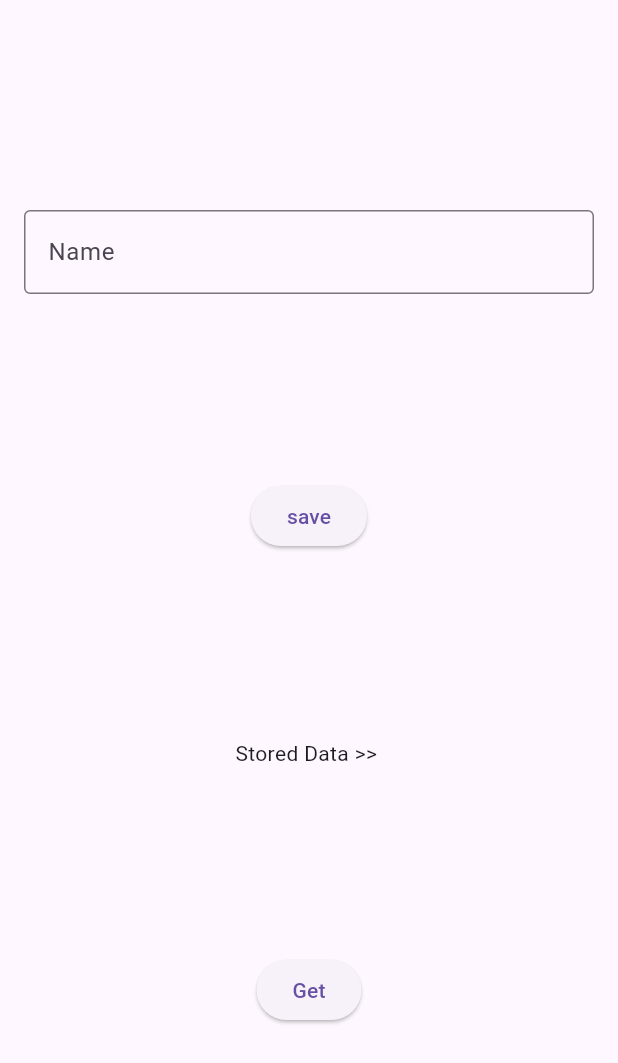
After one commit to abdullakvm/buttons_examples, a Flutter app: the screen it shows after launch, after a tap on "Get", on a phone screen of 412 x 824 dp. The commit adds this screen. Shown: the top 1063 px of the screen. Run offline on Flutter 3.47's test engine with Material 3 defaults, Android fonts, the phone set to English and light mode, and no system bars; our stand-ins replace cached_network_image, google_fonts, image_picker, lottie, share_plus, shared_preferences; network calls fail.

Commit message:
Shared Pref and Some Packages

```diff
--- /dev/null
+++ b/devtools_options.yaml
@@ -0,0 +1,3 @@
+description: This file stores settings for Dart & Flutter DevTools.
+documentation: https://docs.flutter.dev/tools/devtools/extensions#configure-extension-enablement-states
+extensions:
--- a/lib/main.dart
+++ b/lib/main.dart
@@ -1,6 +1,7 @@
 import 'package:flutter/material.dart';
+import 'package:flutter_buttons/cache_image_example.dart';
 import 'package:flutter_buttons/lottie_ex.dart';
-import 'package:flutter_buttons/mediaquery_sample.dart';
+import 'package:flutter_buttons/shared_priference_ex.dart';
 
 
 void main() {
@@ -15,6 +16,6 @@ class MyApp extends StatelessWidget {
     return MaterialApp(
       title: 'Flutter Demo',
       debugShowCheckedModeBanner: false,
-   home: LottieExample(), );
+   home: SharedPrefenceExample(), );
   }
 }
--- /dev/null
+++ b/lib/shared_priference_ex.dart
@@ -0,0 +1,53 @@
+import 'package:flutter/material.dart';
+import 'package:shared_preferences/shared_preferences.dart';
+
+class SharedPrefenceExample extends StatefulWidget {
+  const SharedPrefenceExample({super.key});
+
+  @override
+  State<SharedPrefenceExample> createState() => _SharedPrefenceExampleState();
+}
+
+class _SharedPrefenceExampleState extends State<SharedPrefenceExample> {
+  TextEditingController namecontroller = TextEditingController();
+  String? enteredname;
+  @override
+  Widget build(BuildContext context) {
+    return Scaffold(
+      body: Padding(
+        padding: const EdgeInsets.all(16.0),
+        child: Column(
+          mainAxisAlignment: MainAxisAlignment.spaceEvenly,
+          children: [
+            TextField(
+
+              decoration: InputDecoration(border: OutlineInputBorder(),hintText: "Name"),
+              controller: namecontroller,
+            ),
+            ElevatedButton(
+              onPressed: () async {
+                final SharedPreferences prefs =
+                    await SharedPreferences.getInstance();
+
+                await prefs.setString("name", namecontroller.text);
+              },
+              child: Text("save"),
+            ),
+            Text("Stored Data >> $enteredname"),
+            ElevatedButton(
+              onPressed: () async {
+                final SharedPreferences prefs =
+                    await SharedPreferences.getInstance();
+                enteredname = prefs.getString("name");
+                setState(() {
+
+                });
+              },
+              child: Text("Get"),
+            ),
+          ],
+        ),
+      ),
+    );
+  }
+}
--- a/pubspec.yaml
+++ b/pubspec.yaml
@@ -36,6 +36,10 @@ dependencies:
   cupertino_icons: ^1.0.8
   lottie: ^3.3.1
   google_fonts: ^6.3.2
+  cached_network_image: ^3.4.1
+  share_plus: ^12.0.0
+  image_picker: ^1.2.0
+  shared_preferences: ^2.5.3
 
 dev_dependencies:
   flutter_test:
```
Also changed, not shown: lib/cache_image_example.dart (added, +84 -0 lines), pubspec.lock, 5 other files.
